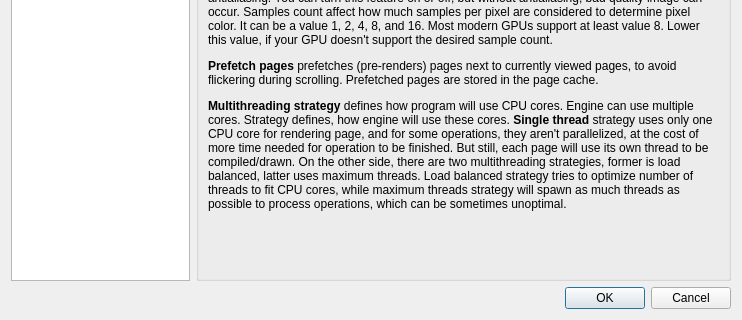
First picture: the form in PdfForQtViewer/pdfviewersettingsdialog.ui, repository JakubMelka/PDF4QT, before the edit; both pictures show x 0 to 742 and y 253 to 573 of the 742 by 573 pixel window.
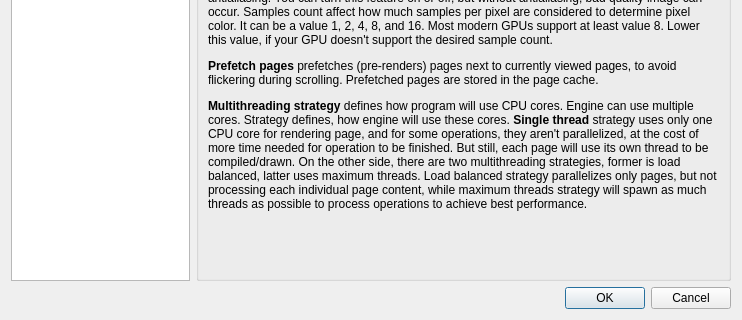
Second picture: the form after the edit. The open tabs and pages were chosen to show the change.

Commit message: Rework of execution policy (multithreading)

```diff
--- a/PdfForQtViewer/pdfviewersettingsdialog.ui
+++ b/PdfForQtViewer/pdfviewersettingsdialog.ui
@@ -113,7 +113,7 @@
             <item>
              <widget class="QLabel" name="engineInfoLabel">
               <property name="text">
-               <string>&lt;html&gt;&lt;head/&gt;&lt;body&gt;&lt;p&gt;Select rendering method according to your needs. &lt;span style=&quot; font-weight:600;&quot;&gt;Software rendering&lt;/span&gt; is much slower than hardware accelerated rendering using &lt;span style=&quot; font-weight:600;&quot;&gt;OpenGL rendering&lt;/span&gt;, but it works when OpenGL is not available at your platform. OpenGL rendering is selected as default and is recommended.&lt;/p&gt;&lt;p&gt;OpenGL rendering uses&lt;span style=&quot; font-weight:600;&quot;&gt; multisample antialiasing (MSAA)&lt;/span&gt;, which provides good quality antialiasing. You can turn this feature on or off, but without antialiasing, bad quality image can occur. Samples count affect how much samples per pixel are considered to determine pixel color. It can be a value 1, 2, 4, 8, and 16. Most modern GPUs support at least value 8. Lower this value, if your GPU doesn't support the desired sample count.&lt;/p&gt;&lt;p&gt;&lt;span style=&quot; font-weight:600;&quot;&gt;Prefetch pages &lt;/span&gt;prefetches (pre-renders) pages next to currently viewed pages, to avoid flickering during scrolling. Prefetched pages are stored in the page cache.&lt;/p&gt;&lt;p&gt;&lt;span style=&quot; font-weight:600;&quot;&gt;Multithreading strategy &lt;/span&gt;defines how program will use CPU cores. Engine can use multiple cores. Strategy defines, how engine will use these cores. &lt;span style=&quot; font-weight:600;&quot;&gt;Single thread&lt;/span&gt; strategy uses only one CPU core for rendering page, and for some operations, they aren't parallelized, at the cost of more time needed for operation to be finished. But still, each page will use its own thread to be compiled/drawn. On the other side, there are two multithreading strategies, former is load balanced, latter uses maximum threads. Load balanced strategy tries to optimize number of threads to fit CPU cores, while maximum threads strategy will spawn as much threads as possible to process operations, which can be sometimes unoptimal.&lt;/p&gt;&lt;/body&gt;&lt;/html&gt;</string>
+               <string>&lt;html&gt;&lt;head/&gt;&lt;body&gt;&lt;p&gt;Select rendering method according to your needs. &lt;span style=&quot; font-weight:600;&quot;&gt;Software rendering&lt;/span&gt; is much slower than hardware accelerated rendering using &lt;span style=&quot; font-weight:600;&quot;&gt;OpenGL rendering&lt;/span&gt;, but it works when OpenGL is not available at your platform. OpenGL rendering is selected as default and is recommended.&lt;/p&gt;&lt;p&gt;OpenGL rendering uses&lt;span style=&quot; font-weight:600;&quot;&gt; multisample antialiasing (MSAA)&lt;/span&gt;, which provides good quality antialiasing. You can turn this feature on or off, but without antialiasing, bad quality image can occur. Samples count affect how much samples per pixel are considered to determine pixel color. It can be a value 1, 2, 4, 8, and 16. Most modern GPUs support at least value 8. Lower this value, if your GPU doesn't support the desired sample count.&lt;/p&gt;&lt;p&gt;&lt;span style=&quot; font-weight:600;&quot;&gt;Prefetch pages &lt;/span&gt;prefetches (pre-renders) pages next to currently viewed pages, to avoid flickering during scrolling. Prefetched pages are stored in the page cache.&lt;/p&gt;&lt;p&gt;&lt;span style=&quot; font-weight:600;&quot;&gt;Multithreading strategy &lt;/span&gt;defines how program will use CPU cores. Engine can use multiple cores. Strategy defines, how engine will use these cores. &lt;span style=&quot; font-weight:600;&quot;&gt;Single thread&lt;/span&gt; strategy uses only one CPU core for rendering page, and for some operations, they aren't parallelized, at the cost of more time needed for operation to be finished. But still, each page will use its own thread to be compiled/drawn. On the other side, there are two multithreading strategies, former is load balanced, latter uses maximum threads. Load balanced strategy parallelizes only pages, but not processing each individual page content, while maximum threads strategy will spawn as much threads as possible to process operations to achieve best performance.&lt;/p&gt;&lt;/body&gt;&lt;/html&gt;</string>
               </property>
               <property name="wordWrap">
                <bool>true</bool>
```
Left out of the diff: 2 changed lines with no effect on the pictures. The commit also changes 4 other files.
